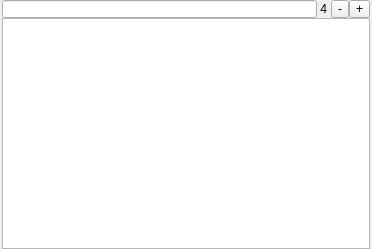
Qt form Qt/qt4_sample_requester_widget.ui (kmatheussen/radium) before a commit.
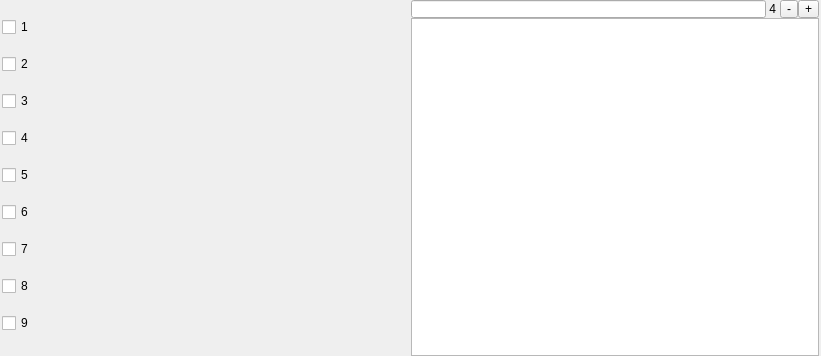
The same form after that commit.

Commit message: Bookmarks for sample instrument

What changed in the file:
```diff
--- a/Qt/qt4_sample_requester_widget.ui
+++ b/Qt/qt4_sample_requester_widget.ui
@@ -6,8 +6,8 @@
    <rect>
     <x>0</x>
     <y>0</y>
-    <width>372</width>
-    <height>249</height>
+    <width>821</width>
+    <height>356</height>
    </rect>
   </property>
   <property name="sizePolicy">
@@ -36,6 +36,104 @@
     <number>0</number>
    </property>
    <item>
+    <layout class="QHBoxLayout" name="horizontalLayout">
+     <item>
+      <layout class="QVBoxLayout" name="verticalLayout_2" stretch="0,0,0,0,0,0,0,0,0">
+       <item>
+        <widget class="QCheckBox" name="bookmark1">
+         <property name="text">
+          <string>1</string>
+         </property>
+         <attribute name="buttonGroup">
+          <string notr="true">buttonGroup</string>
+         </attribute>
+        </widget>
+       </item>
+       <item>
+        <widget class="QCheckBox" name="bookmark2">
+         <property name="text">
+          <string>2</string>
+         </property>
+         <attribute name="buttonGroup">
+          <string notr="true">buttonGroup</string>
+         </attribute>
+        </widget>
+       </item>
+       <item>
+        <widget class="QCheckBox" name="bookmark3">
+         <property name="text">
+          <string>3</string>
+         </property>
+         <attribute name="buttonGroup">
+          <string notr="true">buttonGroup</string>
+         </attribute>
+        </widget>
+       </item>
+       <item>
+        <widget class="QCheckBox" name="bookmark4">
+         <property name="text">
+          <string>4</string>
+         </property>
+         <attribute name="buttonGroup">
+          <string notr="true">buttonGroup</string>
+         </attribute>
+        </widget>
+       </item>
+       <item>
+        <widget class="QCheckBox" name="bookmark5">
+         <property name="text">
+          <string>5</string>
+         </property>
+         <attribute name="buttonGroup">
+          <string notr="true">buttonGroup</string>
+         </attribute>
+        </widget>
+       </item>
+       <item>
+        <widget class="QCheckBox" name="bookmark6">
+         <property name="text">
+          <string>6</string>
+         </property>
+         <attribute name="buttonGroup">
+          <string notr="true">buttonGroup</string>
+         </attribute>
+        </widget>
+       </item>
+       <item>
+        <widget class="QCheckBox" name="bookmark7">
+         <property name="text">
+          <string>7</string>
+         </property>
+         <attribute name="buttonGroup">
+          <string notr="true">buttonGroup</string>
+         </attribute>
+        </widget>
+       </item>
+       <item>
+        <widget class="QCheckBox" name="bookmark8">
+         <property name="text">
+          <string>8</string>
+         </property>
+         <attribute name="buttonGroup">
+          <string notr="true">buttonGroup</string>
+         </attribute>
+        </widget>
+       </item>
+       <item>
+        <widget class="QCheckBox" name="bookmark9">
+         <property name="text">
+          <string>9</string>
+         </property>
+         <attribute name="buttonGroup">
+          <string notr="true">buttonGroup</string>
+         </attribute>
+        </widget>
+       </item>
+      </layout>
+     </item>
+     <item>
+      <layout class="QVBoxLayout" name="verticalLayout_3">
+       <item>
     <widget class="QWidget" name="horizontalWidget" native="true">
      <property name="sizePolicy">
       <sizepolicy hsizetype="Ignored" vsizetype="Fixed">
@@ -49,7 +147,7 @@
        <height>18</height>
       </size>
      </property>
-     <layout class="QHBoxLayout" name="horizontalLayout">
+         <layout class="QHBoxLayout" name="horizontalLayout_2">
       <property name="spacing">
        <number>0</number>
       </property>
@@ -134,6 +232,10 @@
     </widget>
    </item>
   </layout>
+     </item>
+    </layout>
+   </item>
+  </layout>
  </widget>
  <resources/>
  <connections/>
```
Left out of the diff: 3 changed lines with no effect on the pictures. Lines whose indentation alone changed are shown as unchanged. The commit also changes 5 other files.
